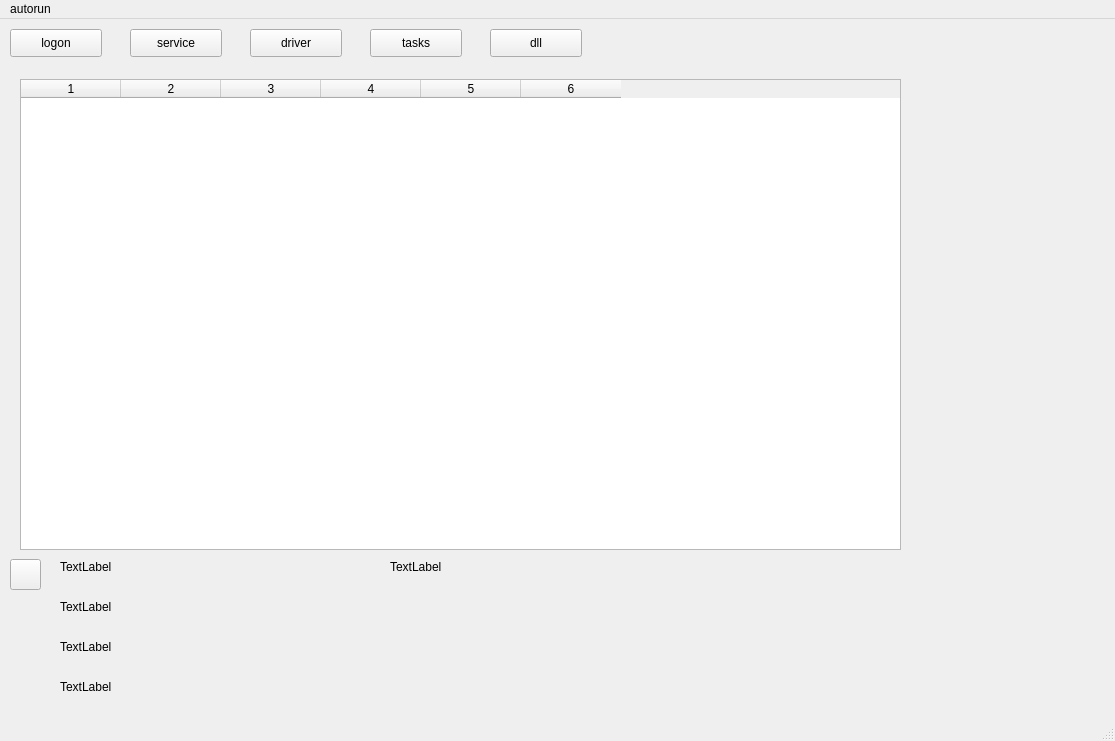
Above: mainwindow.ui from Tongzhixin/windows_autorun before the change. Below: the same form after it.
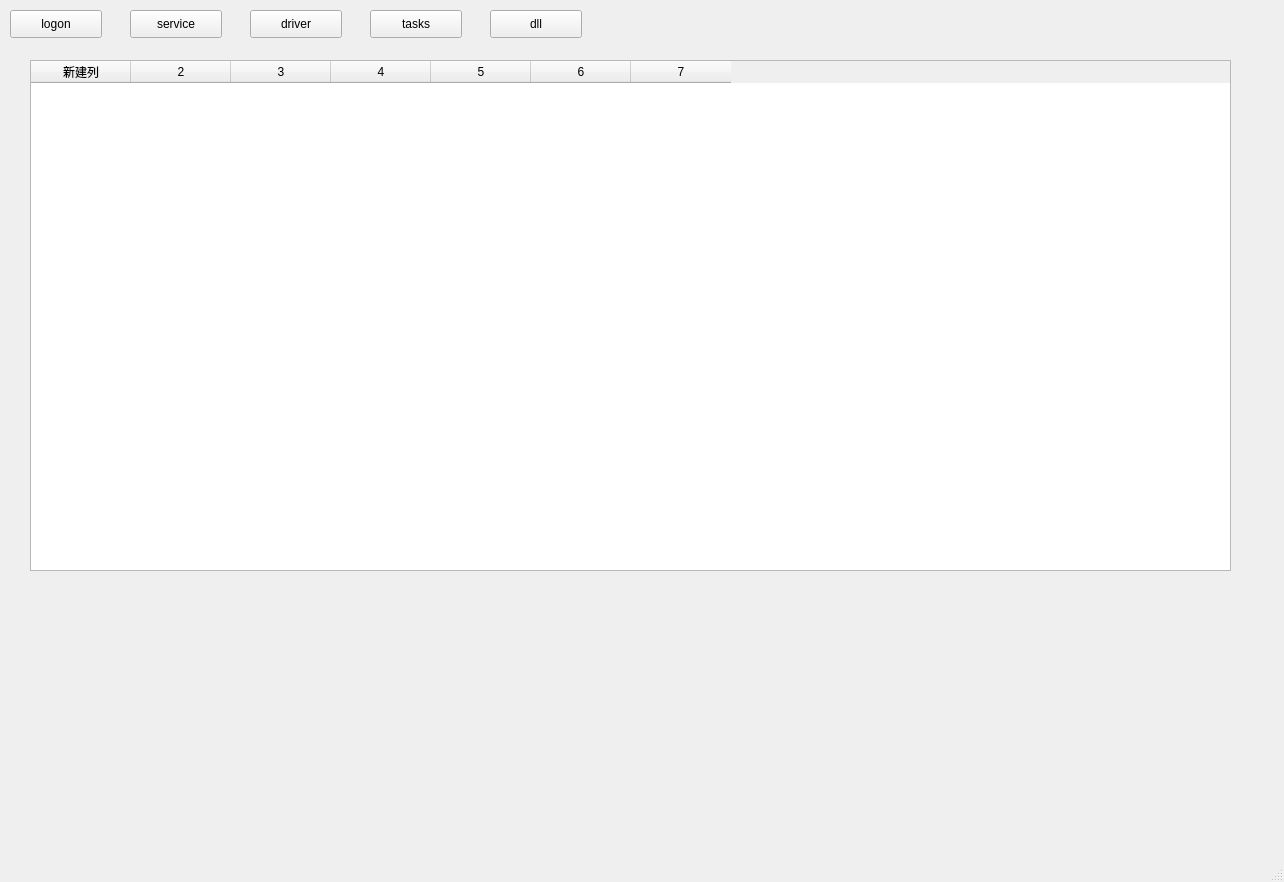
That is the form after the change. The open tabs and pages were chosen to show the change.

```diff
--- a/mainwindow.ui
+++ b/mainwindow.ui
@@ -6,8 +6,8 @@
    <rect>
     <x>0</x>
     <y>0</y>
-    <width>1115</width>
-    <height>741</height>
+    <width>1284</width>
+    <height>882</height>
    </rect>
   </property>
   <property name="windowTitle">
@@ -82,10 +82,10 @@
    <widget class="QStackedWidget" name="stackedWidget">
     <property name="geometry">
      <rect>
-      <x>20</x>
+      <x>30</x>
       <y>60</y>
-      <width>881</width>
-      <height>471</height>
+      <width>1211</width>
+      <height>511</height>
      </rect>
     </property>
     <property name="currentIndex">
@@ -181,13 +181,18 @@
        <rect>
         <x>0</x>
         <y>0</y>
-        <width>881</width>
-        <height>471</height>
+        <width>1201</width>
+        <height>511</height>
        </rect>
       </property>
       <property name="columnCount">
-       <number>6</number>
+       <number>7</number>
       </property>
+      <column>
+       <property name="text">
+        <string>新建列</string>
+       </property>
+      </column>
       <column/>
       <column/>
       <column/>
@@ -196,122 +201,7 @@
       <column/>
      </widget>
     </widget>
-    <widget class="QWidget" name="page_6">
-     <widget class="QTableWidget" name="tableWidget_6">
-      <property name="geometry">
-       <rect>
-        <x>0</x>
-        <y>0</y>
-        <width>881</width>
-        <height>471</height>
-       </rect>
-      </property>
-      <property name="columnCount">
-       <number>6</number>
-      </property>
-      <column/>
-      <column/>
-      <column/>
-      <column/>
-      <column/>
-      <column/>
-     </widget>
-    </widget>
    </widget>
-   <widget class="QPushButton" name="button_icon">
-    <property name="geometry">
-     <rect>
-      <x>10</x>
-      <y>540</y>
-      <width>31</width>
-      <height>31</height>
-     </rect>
-    </property>
-    <property name="text">
-     <string/>
-    </property>
-   </widget>
-   <widget class="QLabel" name="label_name">
-    <property name="geometry">
-     <rect>
-      <x>60</x>
-      <y>540</y>
-      <width>72</width>
-      <height>15</height>
-     </rect>
-    </property>
-    <property name="text">
-     <string>TextLabel</string>
-    </property>
-   </widget>
-   <widget class="QLabel" name="label_time">
-    <property name="geometry">
-     <rect>
-      <x>390</x>
-      <y>540</y>
-      <width>72</width>
-      <height>15</height>
-     </rect>
-    </property>
-    <property name="text">
-     <string>TextLabel</string>
-    </property>
-   </widget>
-   <widget class="QLabel" name="label_description">
-    <property name="geometry">
-     <rect>
-      <x>60</x>
-      <y>580</y>
-      <width>72</width>
-      <height>15</height>
-     </rect>
-    </property>
-    <property name="text">
-     <string>TextLabel</string>
-    </property>
-   </widget>
-   <widget class="QLabel" name="label_publisher">
-    <property name="geometry">
-     <rect>
-      <x>60</x>
-      <y>620</y>
-      <width>72</width>
-      <height>15</height>
-     </rect>
-    </property>
-    <property name="text">
-     <string>TextLabel</string>
-    </property>
-   </widget>
-   <widget class="QLabel" name="label_path">
-    <property name="geometry">
-     <rect>
-      <x>60</x>
-      <y>660</y>
-      <width>72</width>
-      <height>15</height>
-     </rect>
-    </property>
-    <property name="text">
-     <string>TextLabel</string>
-    </property>
-   </widget>
-  </widget>
-  <widget class="QMenuBar" name="menubar">
-   <property name="geometry">
-    <rect>
-     <x>0</x>
-     <y>0</y>
-     <width>1115</width>
-     <height>26</height>
-    </rect>
-   </property>
-   <widget class="QMenu" name="menuautorun">
-    <property name="title">
-     <string>autorun</string>
-    </property>
-   </widget>
-   <addaction name="menuautorun"/>
   </widget>
   <widget class="QStatusBar" name="statusbar"/>
  </widget>
```
Left out of the diff: 53 changed lines with no effect on the pictures.
